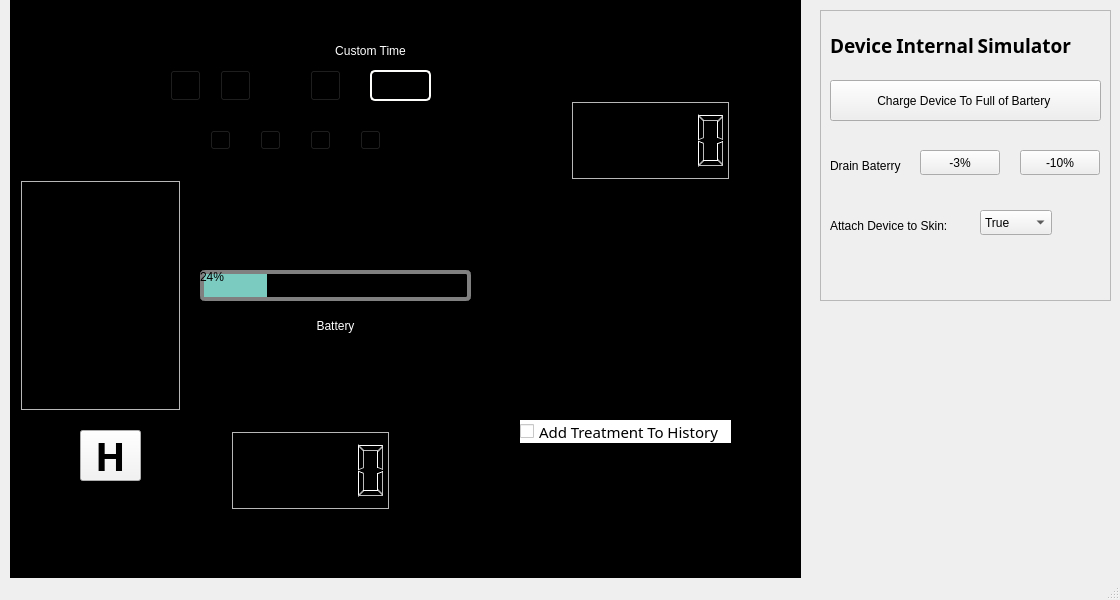
Above: MLGproject/mainwindow.ui from MinhThong14/Cranial-Electrical-Stimulation-Device-Simulator before the change. Below: the same form after it.
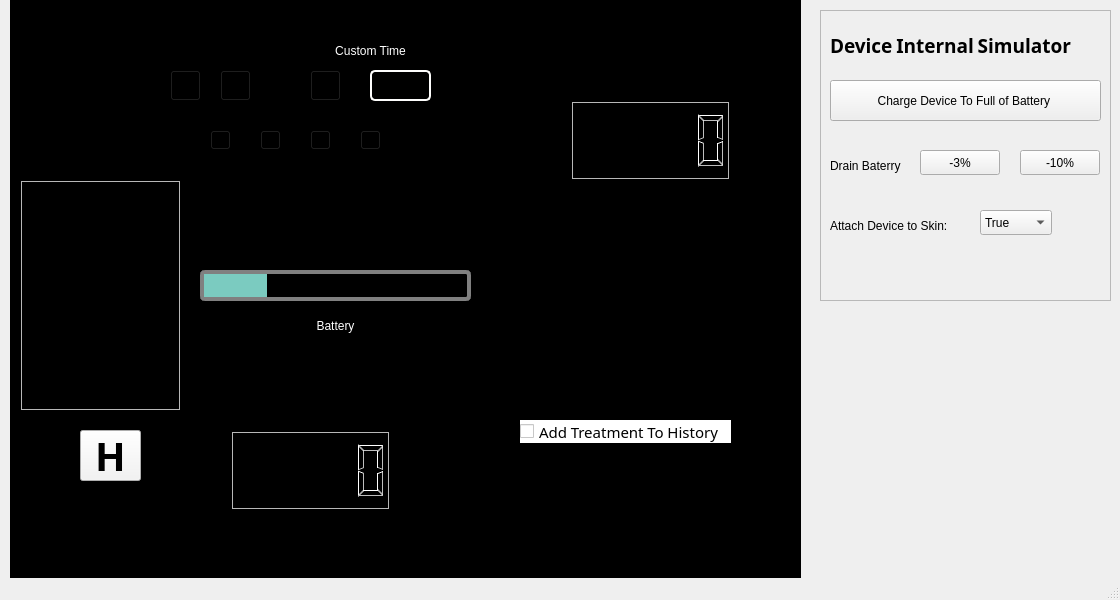
That is the form after the change. Icons and pictures are not drawn.

```diff
--- a/MLGproject/mainwindow.ui
+++ b/MLGproject/mainwindow.ui
@@ -1256,6 +1256,12 @@
      <property name="value">
       <number>24</number>
      </property>
+     <property name="textVisible">
+      <bool>false</bool>
+     </property>
+     <property name="textDirection">
+      <enum>QProgressBar::TopToBottom</enum>
+     </property>
     </widget>
     <widget class="QLabel" name="batteryLabel">
      <property name="geometry">
@@ -1344,7 +1350,7 @@
       </rect>
      </property>
      <property name="text">
-      <string>Charge Device To Full of Bartery </string>
+      <string>Charge Device To Full of Battery </string>
      </property>
     </widget>
     <widget class="QLabel" name="background2Label">
```
